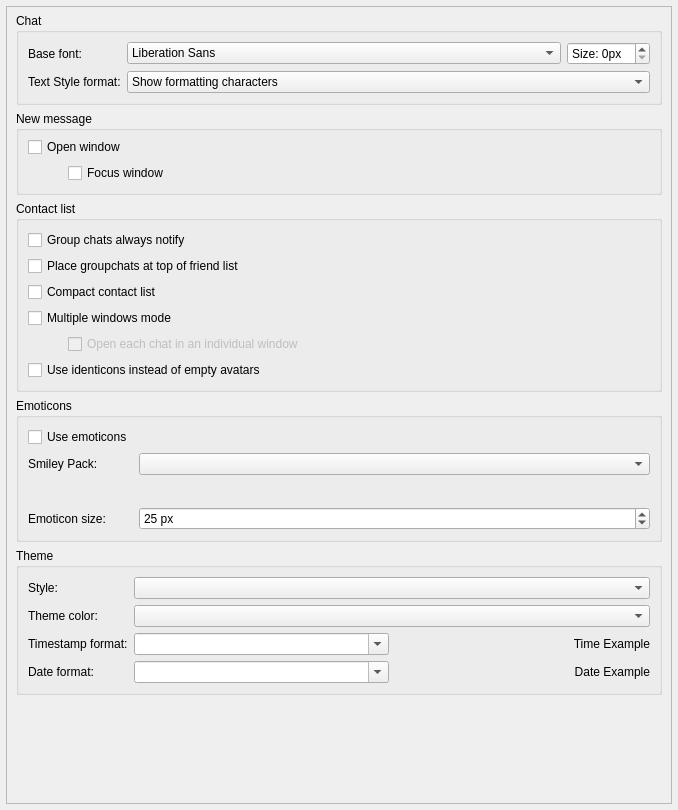
Old version of the form src/widget/form/settings/userinterfacesettings.ui in the repository qTox/qTox.
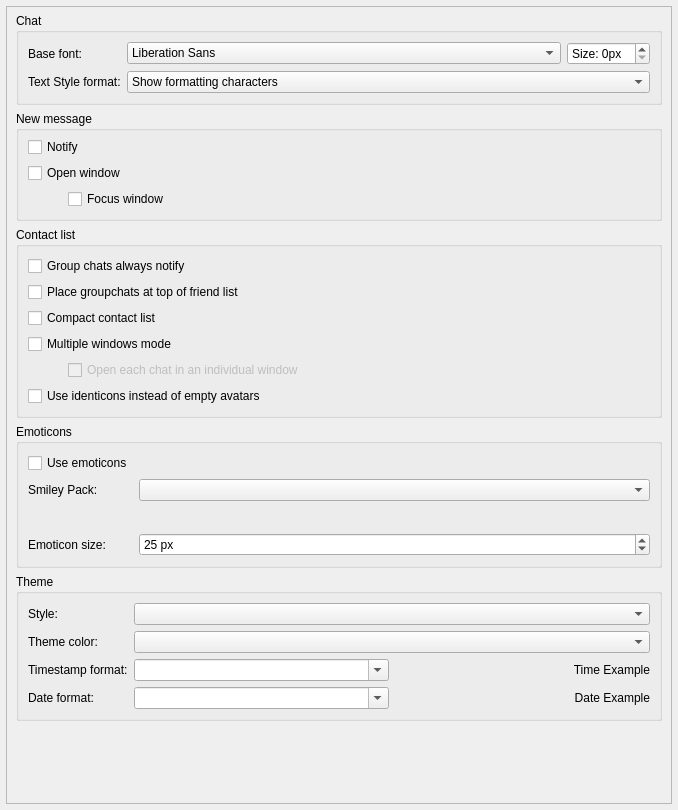
New version of the form. Custom widgets are drawn as their Qt base class.

Commit message:
feat(ui): add setting for disabling new message notification popup
Fix #4979

```diff
--- a/src/widget/form/settings/userinterfacesettings.ui
+++ b/src/widget/form/settings/userinterfacesettings.ui
@@ -161,6 +161,16 @@
           <property name="topMargin">
            <number>6</number>
           </property>
+          <item>
+           <widget class="QCheckBox" name="notify">
+            <property name="toolTip">
+             <string comment="tooltip for Notify setting">Show a notification when you receive a new message and the window is not selected.</string>
+            </property>
+            <property name="text">
+             <string>Notify</string>
+            </property>
+           </widget>
+          </item>
           <item>
            <widget class="QCheckBox" name="showWindow">
             <property name="toolTip">
```
Left out of the diff: 1 changed line with no effect on the pictures. The commit also changes 5 other files.
